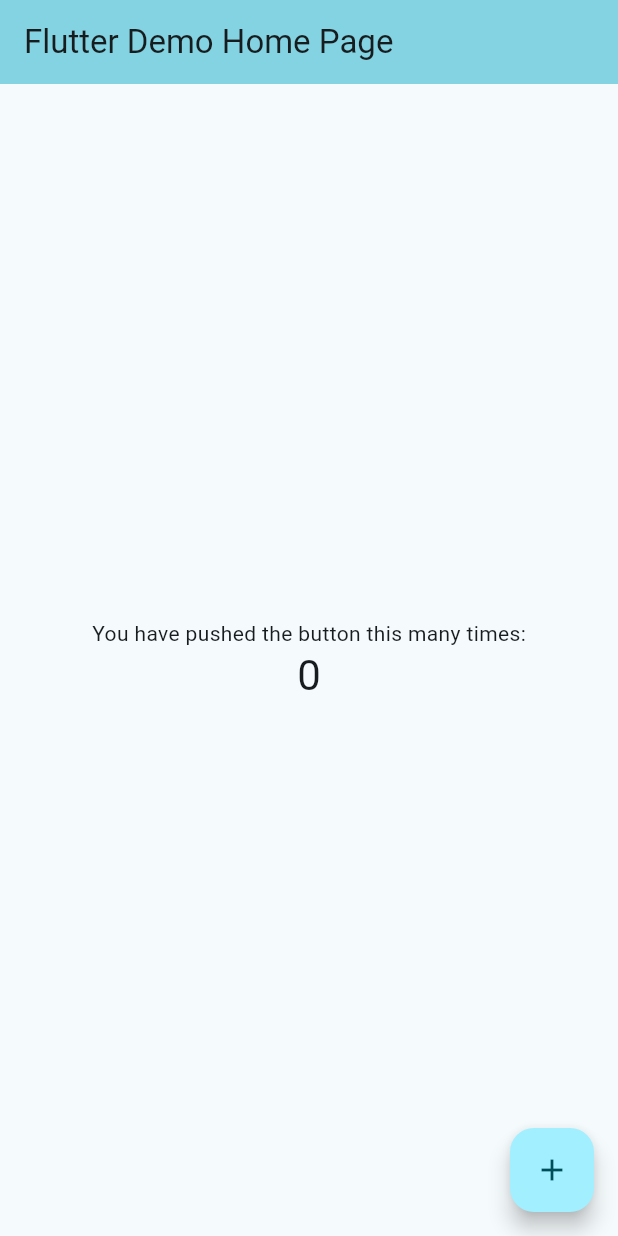
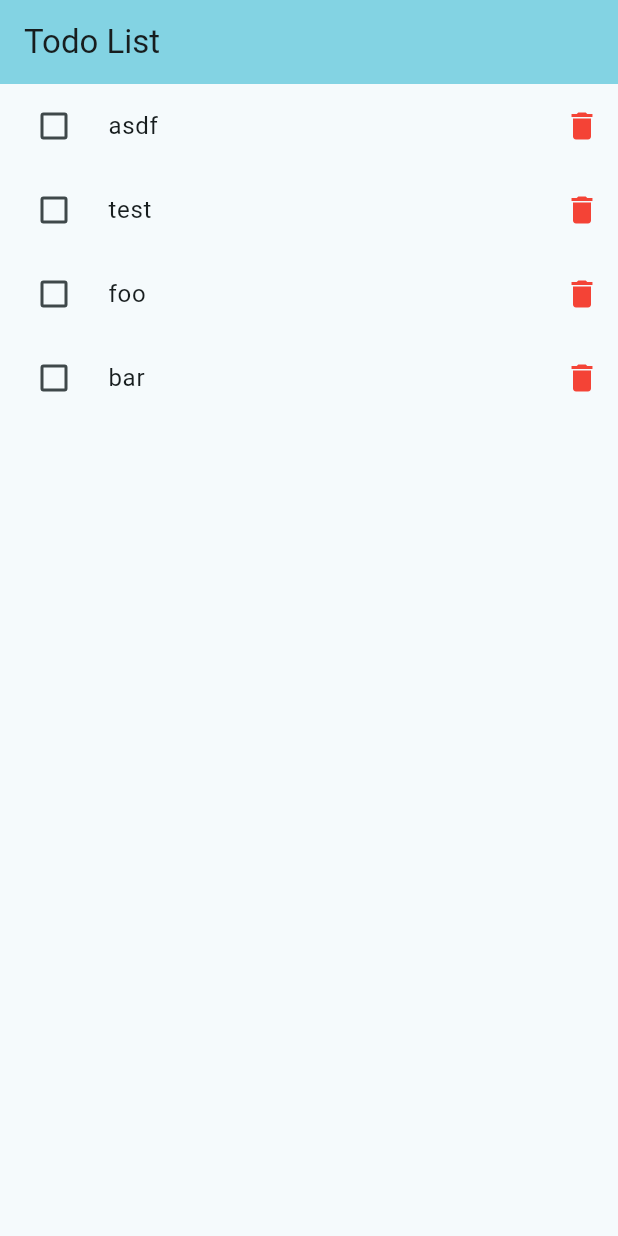
Before and after one commit to lxkedinh/flutter_bootstrap, a Flutter app: the screen it shows after launch, on a phone screen of 412 x 824 dp. Run offline on Flutter 3.47's test engine with Material 3 defaults, Android fonts, the phone set to English and light mode, and no system bars.

Commit message:
feat: functionality for displaying, completing, and deleting todo items

```diff
--- a/lib/main.dart
+++ b/lib/main.dart
@@ -1,4 +1,5 @@
 import 'package:flutter/material.dart';
+import 'package:flutter_bootstrap/todo_list_page.dart';
 
 void main() {
   runApp(const MyApp());
@@ -31,95 +32,7 @@ class MyApp extends StatelessWidget {
         colorScheme: ColorScheme.fromSeed(seedColor: Colors.cyan),
         useMaterial3: true,
       ),
-      home: const MyHomePage(title: 'Flutter Demo Home Page'),
+      home: const TodoListPage(),
     );
   }
 }
-
-class MyHomePage extends StatefulWidget {
-  const MyHomePage({super.key, required this.title});
-
-  // This widget is the home page of your application. It is stateful, meaning
-  // that it has a State object (defined below) that contains fields that affect
-  // how it looks.
-
-  // This class is the configuration for the state. It holds the values (in this
-  // case the title) provided by the parent (in this case the App widget) and
-  // used by the build method of the State. Fields in a Widget subclass are
-  // always marked "final".
-
-  final String title;
-
-  @override
-  State<MyHomePage> createState() => _MyHomePageState();
-}
-
-class _MyHomePageState extends State<MyHomePage> {
-  int _counter = 0;
-
-  void _incrementCounter() {
-    setState(() {
-      // This call to setState tells the Flutter framework that something has
-      // changed in this State, which causes it to rerun the build method below
-      // so that the display can reflect the updated values. If we changed
-      // _counter without calling setState(), then the build method would not be
-      // called again, and so nothing would appear to happen.
-      _counter++;
-    });
-  }
-
-  @override
-  Widget build(BuildContext context) {
-    // This method is rerun every time setState is called, for instance as done
-    // by the _incrementCounter method above.
-    //
-    // The Flutter framework has been optimized to make rerunning build methods
-    // fast, so that you can just rebuild anything that needs updating rather
-    // than having to individually change instances of widgets.
-    return Scaffold(
-      appBar: AppBar(
-        // TRY THIS: Try changing the color here to a specific color (to
-        // Colors.amber, perhaps?) and trigger a hot reload to see the AppBar
-        // change color while the other colors stay the same.
-        backgroundColor: Theme.of(context).colorScheme.inversePrimary,
-        // Here we take the value from the MyHomePage object that was created by
-        // the App.build method, and use it to set our appbar title.
-        title: Text(widget.title),
-      ),
-      body: Center(
-        // Center is a layout widget. It takes a single child and positions it
-        // in the middle of the parent.
-        child: Column(
-          // Column is also a layout widget. It takes a list of children and
-          // arranges them vertically. By default, it sizes itself to fit its
-          // children horizontally, and tries to be as tall as its parent.
-          //
-          // Column has various properties to control how it sizes itself and
-          // how it positions its children. Here we use mainAxisAlignment to
-          // center the children vertically; the main axis here is the vertical
-          // axis because Columns are vertical (the cross axis would be
-          // horizontal).
-          //
-          // TRY THIS: Invoke "debug painting" (choose the "Toggle Debug Paint"
-          // action in the IDE, or press "p" in the console), to see the
-          // wireframe for each widget.
-          mainAxisAlignment: MainAxisAlignment.center,
-          children: <Widget>[
-            const Text(
-              'You have pushed the button this many times:',
-            ),
-            Text(
-              '$_counter',
-              style: Theme.of(context).textTheme.headlineMedium,
-            ),
-          ],
-        ),
-      ),
-      floatingActionButton: FloatingActionButton(
-        onPressed: _incrementCounter,
-        tooltip: 'Increment',
-        child: const Icon(Icons.add),
-      ), // This trailing comma makes auto-formatting nicer for build methods.
-    );
-  }
-}
--- /dev/null
+++ b/lib/todo_list_item.dart
@@ -0,0 +1,43 @@
+import 'package:flutter/material.dart';
+
+class TodoListItem extends StatefulWidget {
+  final String title;
+  final Function(String) onDelete;
+
+  const TodoListItem({super.key, required this.title, required this.onDelete});
+
+  @override
+  State<StatefulWidget> createState() => _TodoListItemState();
+}
+
+class _TodoListItemState extends State<TodoListItem> {
+  bool _completed = false;
+
+  @override
+  Widget build(BuildContext context) {
+
+    return Row(
+      children: <Widget>[
+        Expanded(child: CheckboxListTile(
+            value: _completed,
+            title: Text(
+              widget.title,
+              style: _completed ?
+              const TextStyle(decoration: TextDecoration.lineThrough, color: Colors.black45, decorationColor: Colors.black45) :
+              const TextStyle(decoration: TextDecoration.none),
+            ),
+            onChanged: (bool? value) {
+              setState(() => _completed = value!);
+            },
+            controlAffinity: ListTileControlAffinity.leading,
+          ),
+        ),
+        IconButton(
+            onPressed: () => widget.onDelete(widget.title),
+            icon: const Icon(Icons.delete, color: Colors.red,)
+        )
+      ],
+    );
+  }
+
+}
--- /dev/null
+++ b/lib/todo_list_page.dart
@@ -0,0 +1,41 @@
+import 'package:flutter/material.dart';
+import 'package:flutter_bootstrap/todo_list_item.dart';
+
+class TodoListPage extends StatefulWidget {
+  const TodoListPage({super.key});
+
+  @override
+  State<StatefulWidget> createState() => _TodoListPageState();
+}
+
+class _TodoListPageState extends State<TodoListPage> {
+  final List<String> todos = List.from(<String>["asdf", "test", "foo", "bar"]);
+
+  void deleteTodo(String title) {
+    setState(() => todos.remove(title));
+  }
+
+
+  @override
+  Widget build(BuildContext context) {
+    return Scaffold(
+      appBar: AppBar(
+        // TRY THIS: Try changing the color here to a specific color (to
+        // Colors.amber, perhaps?) and trigger a hot reload to see the AppBar
+        // change color while the other colors stay the same.
+        backgroundColor: Theme.of(context).colorScheme.inversePrimary,
+        // Here we take the value from the MyHomePage object that was created by
+        // the App.build method, and use it to set our appbar title.
+        title: const Text("Todo List"),
+      ),
+      body: Center(
+        // Center is a layout widget. It takes a single child and positions it
+        // in the middle of the parent.
+        child: ListView.builder(
+          itemCount: todos.length,
+          itemBuilder: (context, index) => TodoListItem(title: todos[index], onDelete: deleteTodo),
+        )
+      ),
+    );
+  }
+}
--- a/pubspec.yaml
+++ b/pubspec.yaml
@@ -35,6 +35,7 @@ dependencies:
   # The following adds the Cupertino Icons font to your application.
   # Use with the CupertinoIcons class for iOS style icons.
   cupertino_icons: ^1.0.8
+  logging: ^1.2.0
 
 dev_dependencies:
   flutter_test:
```
Also changed, not shown: pubspec.lock.
